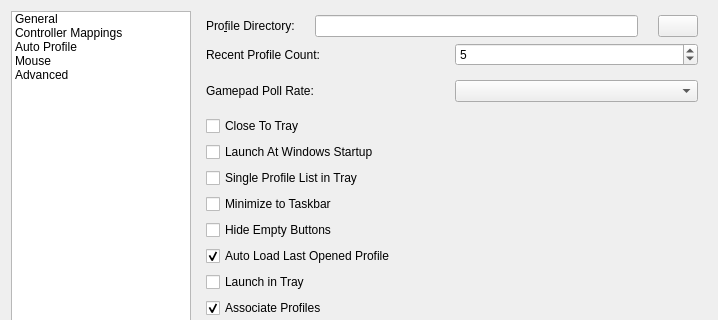
Before: the Qt Designer form src/gui/mainsettingsdialog.ui in edwardsong08/bifrost-controller, drawn with Qt 5; both pictures show x 0 to 718 and y 0 to 320 of the 718 by 684 pixel window.
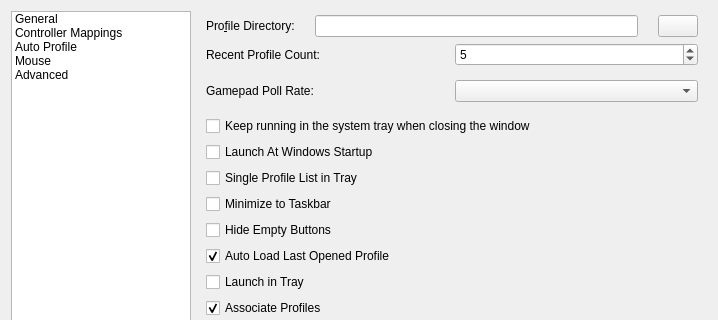
After: the same form once the commit is applied. The open tabs and pages were chosen to show the change. Icons and pictures are not drawn.

Commit message: Organize game profiles, pause output for native controls and close to tray

```diff
--- a/src/gui/mainsettingsdialog.ui
+++ b/src/gui/mainsettingsdialog.ui
@@ -242,7 +242,7 @@
 clicked instead of quitting the program.</string>
            </property>
            <property name="text">
-            <string>Close To Tray</string>
+            <string>Keep running in the system tray when closing the window</string>
            </property>
           </widget>
          </item>
```
The commit also changes 19 other files.
